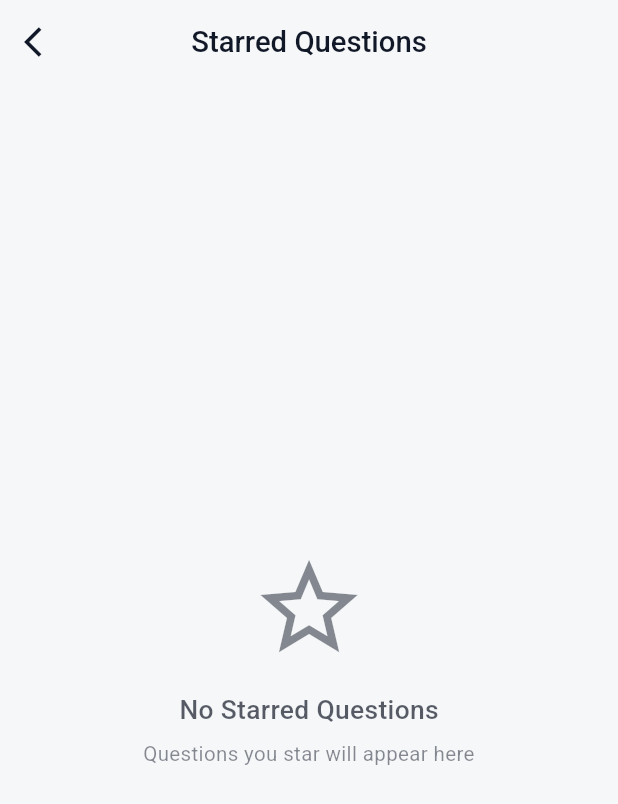
After one commit to Mahmoudelnagar5/ITI---Graduation-Project, a Flutter app: the StarredQuestionsView screen opened by its route, on a phone screen of 412 x 824 dp. The commit adds this screen. Shown: the top 804 px of the screen. Run offline on Flutter 3.47's test engine with Material 3 defaults, Android fonts, the light colour scheme and no system bars; our stand-ins replace cloud_firestore, device_preview, dotted_border, equatable, firebase_core, flutter_bloc and 7 more; accounts and stored records are empty.

Commit message:
feat(starred-questions): Implement starred questions feature and refactor repository structure
- Added functionality to star and unstar questions, allowing users to save their favorite questions.
- Introduced StarredQuestionsCubit for managing starred question states.
- Updated QuestionModel to support JSON serialization for caching.
- Refactored repository imports to unify data handling under HomeRepository.
- Enhanced UI components to integrate starred questions functionality in the profile and question item views.

```diff
--- a/lib/core/config/configrations.dart
+++ b/lib/core/config/configrations.dart
@@ -9,6 +9,7 @@ import 'package:final_project_iti/user/super_admin/features/add_item/presentatio
 import 'package:final_project_iti/user/super_admin/features/dashboard/presentation/views/super_admin_view.dart';
 import 'package:flutter/material.dart';
 
+import '../../user/student/features/home/presentation/views/starred_questions_view.dart';
 import '../../user/student/features/home/presentation/views/track_content_view.dart';
 
 class AppRouter {
@@ -69,6 +70,12 @@ class AppRouter {
           pageBuilder: (context, animation, secondaryAnimation) =>
               const AddItemView(),
         );
+      case AppRoutes.starredQuestionsView:
+        return pageRouteBuilderMethod(
+          settings: settings,
+          pageBuilder: (context, animation, secondaryAnimation) =>
+              const StarredQuestionsView(),
+        );
 
       default:
         return pageRouteBuilderMethod(
@@ -92,4 +99,5 @@ abstract class AppRoutes {
   static const String superAdminPanel = '/superAdminPanel';
   static const String fogotPassword = '/fogotPassword';
   static const String addItemView = '/addItemView';
+  static const String starredQuestionsView = '/starredQuestionsView';
 }
--- a/lib/core/helper/cashe_helper/cashe_helper_keys.dart
+++ b/lib/core/helper/cashe_helper/cashe_helper_keys.dart
@@ -3,4 +3,5 @@ abstract class CasheKeys {
   static const themeMode = 'Thememode';
   static const language = 'Language';
   static const userImage = 'UserImage';
+  static const starredQuestions = 'starredQuestions';
 }
--- /dev/null
+++ b/lib/core/helper/cashe_helper/starred_questions_service.dart
@@ -0,0 +1,92 @@
+import 'dart:convert';
+import 'package:final_project_iti/core/helper/cashe_helper/cashe_helper.dart';
+import 'package:final_project_iti/core/helper/cashe_helper/cashe_helper_keys.dart';
+import 'package:final_project_iti/user/student/features/home/data/models/question_,model.dart';
+
+class StarredQuestionsService {
+  static final StarredQuestionsService _instance =
+      StarredQuestionsService._internal();
+  factory StarredQuestionsService() => _instance;
+  StarredQuestionsService._internal();
+
+  final CacheHelper _cacheHelper = CacheHelper();
+
+  // Get all starred questions
+  List<QuestionModel> getStarredQuestions() {
+    try {
+      final String? starredQuestionsJson = _cacheHelper.getData(
+        key: CasheKeys.starredQuestions,
+      );
+      if (starredQuestionsJson == null || starredQuestionsJson.isEmpty) {
+        return [];
+      }
+
+      final List<dynamic> questionsList = json.decode(starredQuestionsJson);
+      return questionsList.map((json) => QuestionModel.fromJson(json)).toList();
+    } catch (e) {
+      print('Error getting starred questions: $e');
+      return [];
+    }
+  }
+
+  // Add question to starred
+  Future<bool> addStarredQuestion(QuestionModel question) async {
+    try {
+      final List<QuestionModel> starredQuestions = getStarredQuestions();
+
+      // Check if question already exists
+      if (starredQuestions.any((q) => q.id == question.id)) {
+        return true; // Already starred
+      }
+
+      starredQuestions.add(question);
+      final String jsonString = json.encode(
+        starredQuestions.map((q) => q.toJson()).toList(),
+      );
+
+      return await _cacheHelper.saveData(
+        key: CasheKeys.starredQuestions,
+        value: jsonString,
+      );
+    } catch (e) {
+      print('Error adding starred question: $e');
+      return false;
+    }
+  }
+
+  // Remove question from starred
+  Future<bool> removeStarredQuestion(String questionId) async {
+    try {
+      final List<QuestionModel> starredQuestions = getStarredQuestions();
+      starredQuestions.removeWhere((q) => q.id == questionId);
+
+      final String jsonString = json.encode(
+        starredQuestions.map((q) => q.toJson()).toList(),
+      );
+
+      return await _cacheHelper.saveData(
+        key: CasheKeys.starredQuestions,
+        value: jsonString,
+      );
+    } catch (e) {
+      print('Error removing starred question: $e');
+      return false;
+    }
+  }
+
+  // Check if question is starred
+  bool isQuestionStarred(String questionId) {
+    final List<QuestionModel> starredQuestions = getStarredQuestions();
+    return starredQuestions.any((q) => q.id == questionId);
+  }
+
+  // Clear all starred questions
+  Future<bool> clearStarredQuestions() async {
+    try {
+      return await _cacheHelper.removeData(key: CasheKeys.starredQuestions);
+    } catch (e) {
+      print('Error clearing starred questions: $e');
+      return false;
+    }
+  }
+}
--- a/lib/main.dart
+++ b/lib/main.dart
@@ -9,6 +9,7 @@ import 'package:final_project_iti/l10n/app_localizations.dart';
 import 'package:final_project_iti/user/admin/features/admin_panel/presentation/pages/admin_panel_page.dart';
 import 'package:final_project_iti/user/student/features/home/presentation/manager/localization/localization_cubit.dart';
 import 'package:final_project_iti/user/student/features/home/presentation/manager/localization/localization_state.dart';
+import 'package:final_project_iti/user/student/features/home/presentation/manager/starred_questions/starred_questions_cubit.dart';
 import 'package:final_project_iti/user/student/features/home/presentation/manager/theme/app_cubit.dart';
 import 'package:final_project_iti/user/student/features/home/presentation/manager/theme/app_state.dart';
 import 'package:final_project_iti/user/student/features/home/presentation/views/main_view.dart';
@@ -33,6 +34,7 @@ class MyApp extends StatelessWidget {
       providers: [
         BlocProvider(create: (context) => AppCubit()),
         BlocProvider(create: (context) => LocalizationCubit()),
+        BlocProvider(create: (context) => StarredQuestionsCubit()),
       ],
       child: BlocBuilder<LocalizationCubit, LocalizationState>(
         builder: (context, state) {
--- /dev/null
+++ b/lib/user/student/features/home/presentation/manager/starred_questions/starred_questions_state.dart
@@ -0,0 +1,43 @@
+import 'package:equatable/equatable.dart';
+import 'package:final_project_iti/user/student/features/home/data/models/question_,model.dart';
+
+abstract class StarredQuestionsState extends Equatable {
+  const StarredQuestionsState();
+
+  @override
+  List<Object?> get props => [];
+}
+
+class StarredQuestionsInitial extends StarredQuestionsState {}
+
+class StarredQuestionsLoading extends StarredQuestionsState {}
+
+class StarredQuestionsLoaded extends StarredQuestionsState {
+  final List<QuestionModel> starredQuestions;
+
+  const StarredQuestionsLoaded({required this.starredQuestions});
+
+  @override
+  List<Object?> get props => [starredQuestions];
+}
+
+class StarredQuestionsEmpty extends StarredQuestionsState {}
+
+class StarredQuestionsError extends StarredQuestionsState {
+  final String message;
+
+  const StarredQuestionsError({required this.message});
+
+  @override
+  List<Object?> get props => [message];
+}
+
+class QuestionStarred extends StarredQuestionsState {
+  final String questionId;
+  final bool isStarred;
+
+  const QuestionStarred({required this.questionId, required this.isStarred});
+
+  @override
+  List<Object?> get props => [questionId, isStarred];
+}
--- a/lib/user/student/features/home/presentation/manager/tracks/tracks_cubit.dart
+++ b/lib/user/student/features/home/presentation/manager/tracks/tracks_cubit.dart
@@ -1,5 +1,5 @@
 import 'package:final_project_iti/core/routing/route_export.dart';
-import '../../../data/repositories/tracks_repository.dart';
+import '../../../data/repositories/home_repository.dart';
 
 part 'tracks_state.dart';
 
--- /dev/null
+++ b/lib/user/student/features/home/presentation/views/starred_questions_view.dart
@@ -0,0 +1,142 @@
+import 'package:flutter/material.dart';
+import 'package:flutter_bloc/flutter_bloc.dart';
+import 'package:flutter_screenutil/flutter_screenutil.dart';
+import 'package:gap/gap.dart';
+
+import '../../../../../../../core/routing/route_export.dart';
+import '../../../../../../../l10n/app_localizations.dart';
+import 'package:final_project_iti/user/student/features/home/data/models/question_,model.dart';
+import '../manager/starred_questions/starred_questions_cubit.dart';
+import '../manager/starred_questions/starred_questions_state.dart';
+import 'widgets/question_item.dart';
+
+class StarredQuestionsView extends StatefulWidget {
+  const StarredQuestionsView({super.key});
+
+  @override
+  State<StarredQuestionsView> createState() => _StarredQuestionsViewState();
+}
+
+class _StarredQuestionsViewState extends State<StarredQuestionsView> {
+  @override
+  void initState() {
+    super.initState();
+    context.read<StarredQuestionsCubit>().loadStarredQuestions();
+  }
+
+  @override
+  Widget build(BuildContext context) {
+    return Scaffold(
+      appBar: AppBar(
+        title: Text(
+          AppLocalizations.of(context)!.starredQuestions,
+          style: AppTextStyles.textStyleMedium20.copyWith(
+            color: Theme.of(context).colorScheme.onSurface,
+          ),
+        ),
+        centerTitle: true,
+        elevation: 0,
+        backgroundColor: Colors.transparent,
+        leading: IconButton(
+          icon: Icon(
+            Icons.arrow_back_ios,
+            color: Theme.of(context).colorScheme.onSurface,
+          ),
+          onPressed: () => Navigator.pop(context),
+        ),
+      ),
+      body: BlocBuilder<StarredQuestionsCubit, StarredQuestionsState>(
+        builder: (context, state) {
+          if (state is StarredQuestionsLoading) {
+            return const Center(child: CircularProgressIndicator());
+          } else if (state is StarredQuestionsEmpty) {
+            return _buildEmptyState();
+          } else if (state is StarredQuestionsLoaded) {
+            return _buildQuestionsList(state.starredQuestions);
+          } else if (state is StarredQuestionsError) {
+            return _buildErrorState(state.message);
+          }
+          return _buildEmptyState();
+        },
+      ),
+    );
+  }
+
+  Widget _buildEmptyState() {
+    return Center(
+      child: Column(
+        mainAxisAlignment: MainAxisAlignment.center,
+        children: [
+          Icon(
+            Icons.star_border,
+            size: 80.r,
+            color: Theme.of(context).colorScheme.onSurface.withOpacity(0.5),
+          ),
+          Gap(16.h),
+          Text(
+            'No Starred Questions',
+            style: AppTextStyles.textStyleMedium18.copyWith(
+              color: Theme.of(context).colorScheme.onSurface.withOpacity(0.7),
+            ),
+          ),
+          Gap(8.h),
+          Text(
+            'Questions you star will appear here',
+            style: AppTextStyles.textStyleRegular14.copyWith(
+              color: Theme.of(context).colorScheme.onSurface.withOpacity(0.5),
+            ),
+            textAlign: TextAlign.center,
+          ),
+        ],
+      ),
+    );
+  }
+
+  Widget _buildQuestionsList(List<QuestionModel> starredQuestions) {
+    return RefreshIndicator(
+      onRefresh: () async {
+        context.read<StarredQuestionsCubit>().loadStarredQuestions();
+      },
+      child: ListView.builder(
+        padding: const EdgeInsets.all(16.0),
+        itemCount: starredQuestions.length,
+        itemBuilder: (context, index) {
+          return Padding(
+            padding: const EdgeInsets.only(bottom: 16.0),
+            child: QuestionItem(questionModel: starredQuestions[index]),
+          );
+        },
+      ),
+    );
+  }
+
+  Widget _buildErrorState(String message) {
+    return Center(
+      child: Column(
+        mainAxisAlignment: MainAxisAlignment.center,
+        children: [
+          Icon(
+            Icons.error_outline,
+            size: 80.r,
+            color: Theme.of(context).colorScheme.error,
+          ),
+          Gap(16.h),
+          Text(
+            'Error',
+            style: AppTextStyles.textStyleMedium18.copyWith(
+              color: Theme.of(context).colorScheme.error,
+            ),
+          ),
+          Gap(8.h),
+          Text(
+            message,
+            style: AppTextStyles.textStyleRegular14.copyWith(
+              color: Theme.of(context).colorScheme.onSurface.withOpacity(0.7),
+            ),
+            textAlign: TextAlign.center,
+          ),
+        ],
+      ),
+    );
+  }
+}
--- a/lib/user/student/features/home/presentation/views/widgets/question_list_view.dart
+++ b/lib/user/student/features/home/presentation/views/widgets/question_list_view.dart
@@ -1,7 +1,7 @@
 import 'package:final_project_iti/core/routing/route_export.dart';
 import 'package:final_project_iti/user/student/features/home/data/models/question_,model.dart';
 
-import '../../../data/repositories/tracks_repository.dart';
+import '../../../data/repositories/home_repository.dart';
 import 'question_item.dart';
 
 class QuestionListView extends StatefulWidget {
--- a/lib/user/student/features/home/presentation/views/widgets/tracks_list_view.dart
+++ b/lib/user/student/features/home/presentation/views/widgets/tracks_list_view.dart
@@ -1,7 +1,6 @@
 import 'package:final_project_iti/core/routing/route_export.dart';
-import 'package:final_project_iti/user/student/features/home/data/repositories/tracks_repository.dart';
+import 'package:final_project_iti/user/student/features/home/data/repositories/home_repository.dart';
 import 'package:final_project_iti/user/student/features/home/presentation/views/widgets/track_item.dart';
-import 'package:flutter_screenutil/flutter_screenutil.dart';
 
 class TracksListView extends StatefulWidget {
   const TracksListView({super.key});
--- a/pubspec.yaml
+++ b/pubspec.yaml
@@ -35,6 +35,7 @@ dependencies:
   firebase_core: ^4.0.0
   flutter:
     sdk: flutter
+  equatable: ^2.0.5
   flutter_bloc: ^9.1.1
   flutter_localizations:
     sdk: flutter
```
Also changed, not shown: lib/user/student/features/home/data/models/question_,model.dart (+23 -0 lines), lib/user/student/features/home/presentation/manager/starred_questions/starred_questions_cubit.dart (added, +98 -0 lines), lib/user/student/features/home/presentation/views/widgets/profile_body.dart (+8 -0 lines), lib/user/student/features/home/presentation/views/widgets/question_item.dart (+33 -9 lines), lib/user/student/features/home/data/repositories/home_repository.dart (renamed from lib/user/student/features/home/data/repositories/tracks_repository.dart), pubspec.lock.
